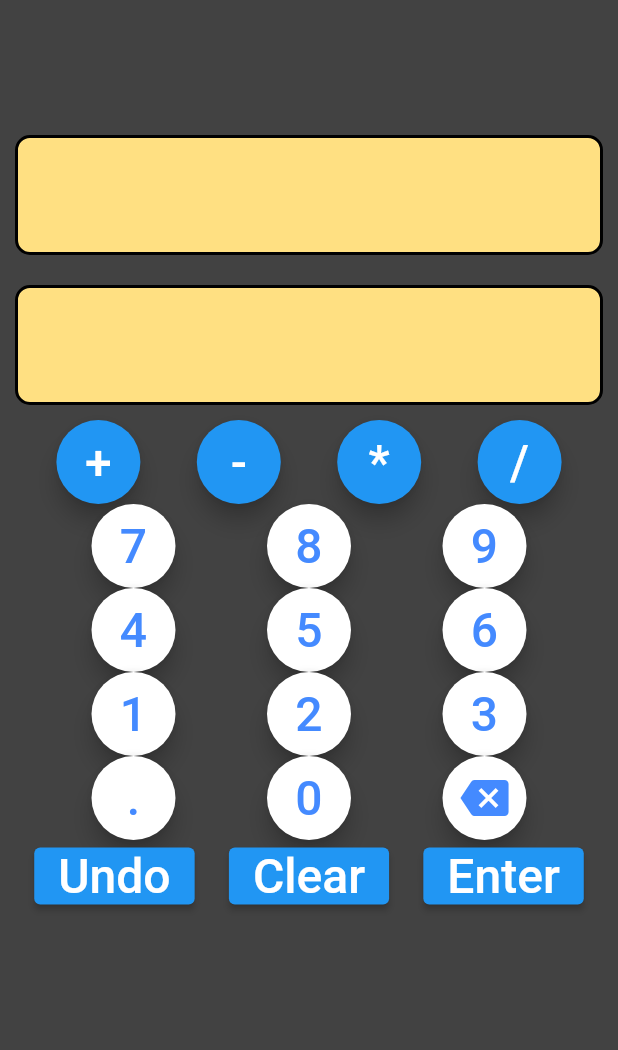
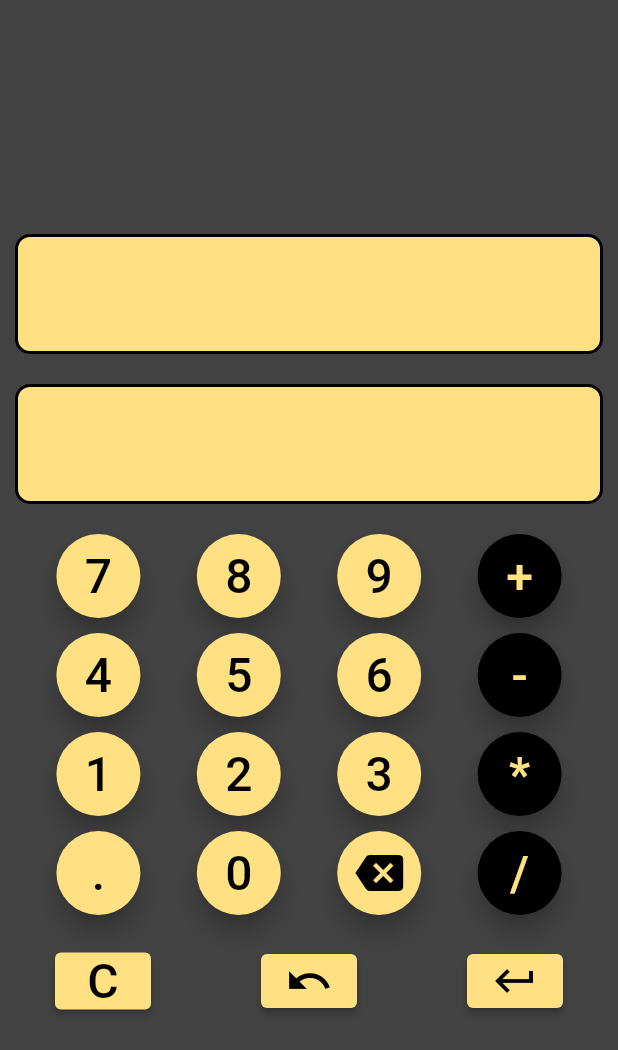
Before and after one commit to Ladam0203/rpn_calculator, a Flutter app: the screen it shows after launch, on a phone screen of 412 x 824 dp. Shown: the top 1050 px of the screen. Run offline on Flutter 3.47's test engine with Material 2 defaults, Android fonts, the phone set to English and light mode, and no system bars.

Commit message:
Finished UI

```diff
--- a/lib/commands.dart
+++ b/lib/commands.dart
@@ -57,7 +57,8 @@ class Enter implements ParameterizedCommand {
   );
 }
 
-class Undo extends Command {
+class Undo extends CheckedCommand {
+  accept(registry) => registry.length > 0;
   execute(state) => State(
     registry: state.history.last(state.registry),
     history: [...state.history.take(state.history.length - 1)],
--- a/lib/rpn_calculator.dart
+++ b/lib/rpn_calculator.dart
@@ -31,9 +31,9 @@ class _RPNCalculatorState extends State<RPNCalculator> {
       ),
       home: Scaffold(
         body: Column(
+          mainAxisAlignment: MainAxisAlignment.center,
           children: [
             //Display registry
-            SizedBox(height: 80),
             Container(
               height: 80,
               margin: EdgeInsets.all(10),
@@ -73,11 +73,44 @@ class _RPNCalculatorState extends State<RPNCalculator> {
                 ),
               ),
             ),
-            //Arithmetic buttons
+            SizedBox(height: 10),
+            //1st Row of Number buttons
             Row(
               mainAxisAlignment: MainAxisAlignment.spaceEvenly,
               children: [
                 FloatingActionButton(
+                  foregroundColor: Colors.black,
+                  backgroundColor: Colors.amber[200],
+                  onPressed: () {
+                    setState(() {
+                      _input = _input + '7';
+                    });
+                  },
+                  child: Text('7', style: TextStyle(fontSize: 32)),
+                ),
+                FloatingActionButton(
+                  foregroundColor: Colors.black,
+                  backgroundColor: Colors.amber[200],
+                  onPressed: () {
+                    setState(() {
+                      _input = _input + '8';
+                    });
+                  },
+                  child: Text('8', style: TextStyle(fontSize: 32)),
+                ),
+                FloatingActionButton(
+                  foregroundColor: Colors.black,
+                  backgroundColor: Colors.amber[200],
+                  onPressed: () {
+                    setState(() {
+                      _input = _input + '9';
+                    });
+                  },
+                  child: Text('9', style: TextStyle(fontSize: 32)),
+                ),
+                FloatingActionButton(
+                  foregroundColor: Colors.amber[200],
+                  backgroundColor: Colors.black,
                   onPressed: () {
                     setState(() {
                       _state = transform(_state, cms.Add());
@@ -85,7 +118,46 @@ class _RPNCalculatorState extends State<RPNCalculator> {
                   },
                   child: Text('+', style: TextStyle(fontSize: 32)),
                 ),
+              ],
+            ),
+            SizedBox(height: 10),
+            //2nd Row of Number buttons
+            Row(
+              mainAxisAlignment: MainAxisAlignment.spaceEvenly,
+              children: [
                 FloatingActionButton(
+                  foregroundColor: Colors.black,
+                  backgroundColor: Colors.amber[200],
+                  onPressed: () {
+                    setState(() {
+                      _input = _input + '4';
+                    });
+                  },
+                  child: Text('4', style: TextStyle(fontSize: 32)),
+                ),
+                FloatingActionButton(
+                  foregroundColor: Colors.black,
+                  backgroundColor: Colors.amber[200],
+                  onPressed: () {
+                    setState(() {
+                      _input = _input + '5';
+                    });
+                  },
+                  child: Text('5', style: TextStyle(fontSize: 32)),
+                ),
+                FloatingActionButton(
+                  foregroundColor: Colors.black,
+                  backgroundColor: Colors.amber[200],
+                  onPressed: () {
+                    setState(() {
+                      _input = _input + '6';
+                    });
+                  },
+                  child: Text('6', style: TextStyle(fontSize: 32)),
+                ),
+                FloatingActionButton(
+                  foregroundColor: Colors.amber[200],
+                  backgroundColor: Colors.black,
                   onPressed: () {
                     setState(() {
                       _state = transform(_state, cms.Subtract());
@@ -93,7 +165,47 @@ class _RPNCalculatorState extends State<RPNCalculator> {
                   },
                   child: Text('-', style: TextStyle(fontSize: 32)),
                 ),
+
+              ],
+            ),
+            SizedBox(height: 10),
+            //3rd Row of Number buttons
+            Row(
+              mainAxisAlignment: MainAxisAlignment.spaceEvenly,
+              children: [
                 FloatingActionButton(
+                  foregroundColor: Colors.black,
+                  backgroundColor: Colors.amber[200],
+                  onPressed: () {
+                    setState(() {
+                      _input = _input + '1';
+                    });
+                  },
+                  child: Text('1', style: TextStyle(fontSize: 32)),
+                ),
+                FloatingActionButton(
+                  foregroundColor: Colors.black,
+                  backgroundColor: Colors.amber[200],
+                  onPressed: () {
+                    setState(() {
+                      _input = _input + '2';
+                    });
+                  },
+                  child: Text('2', style: TextStyle(fontSize: 32)),
+                ),
+                FloatingActionButton(
+                  foregroundColor: Colors.black,
+                  backgroundColor: Colors.amber[200],
+                  onPressed: () {
+                    setState(() {
+                      _input = _input + '3';
+                    });
+                  },
+                  child: Text('3', style: TextStyle(fontSize: 32)),
+                ),
+                FloatingActionButton(
+                  foregroundColor: Colors.amber[200],
+                  backgroundColor: Colors.black,
                   onPressed: () {
                     setState(() {
                       _state = transform(_state, cms.Multiply());
@@ -101,7 +213,46 @@ class _RPNCalculatorState extends State<RPNCalculator> {
                   },
                   child: Text('*', style: TextStyle(fontSize: 32)),
                 ),
+              ],
+            ),
+            SizedBox(height: 10),
+            //4th Row of Number buttons
+            Row(
+              mainAxisAlignment: MainAxisAlignment.spaceEvenly,
+              children: [
                 FloatingActionButton(
+                  foregroundColor: Colors.black,
+                  backgroundColor: Colors.amber[200],
+                  onPressed: () {
+                    setState(() {
+                      _input = _input + '.';
+                    });
+                  },
+                  child: Text('.', style: TextStyle(fontSize: 32)),
+                ),
+                FloatingActionButton(
+                  foregroundColor: Colors.black,
+                  backgroundColor: Colors.amber[200],
+                  onPressed: () {
+                    setState(() {
+                      _input = _input + '0';
+                    });
+                  },
+                  child: Text('0', style: TextStyle(fontSize: 32)),
+                ),
+                FloatingActionButton(
+                  foregroundColor: Colors.black,
+                  backgroundColor: Colors.amber[200],
+                  onPressed: () {
+                    setState(() {
+                      _input = _input.substring(0, _input.length - 1);
+                    });
+                  },
+                  child: Icon(Icons.backspace, size: 32),
+                ),
+                FloatingActionButton(
+                  foregroundColor: Colors.amber[200],
+                  backgroundColor: Colors.black,
                   onPressed: () {
                     setState(() {
                       _state = transform(_state, cms.Divide());
@@ -111,163 +262,11 @@ class _RPNCalculatorState extends State<RPNCalculator> {
                 ),
               ],
             ),
-            //1st Row of Number buttons
-            Row(
-              mainAxisAlignment: MainAxisAlignment.spaceEvenly,
-              children: [
-                FloatingActionButton(
-                  foregroundColor: Colors.blueAccent,
-                  backgroundColor: Colors.white,
-                  onPressed: () {
-                    setState(() {
-                      _input = _input + '7';
-                    });
-                  },
-                  child: Text('7', style: TextStyle(fontSize: 32)),
-                ),
-                FloatingActionButton(
-                  foregroundColor: Colors.blueAccent,
-                  backgroundColor: Colors.white,
-                  onPressed: () {
-                    setState(() {
-                      _input = _input + '8';
-                    });
-                  },
-                  child: Text('8', style: TextStyle(fontSize: 32)),
-                ),
-                FloatingActionButton(
-                  foregroundColor: Colors.blueAccent,
-                  backgroundColor: Colors.white,
-                  onPressed: () {
-                    setState(() {
-                      _input = _input + '9';
-                    });
-                  },
-                  child: Text('9', style: TextStyle(fontSize: 32)),
-                ),
-              ],
-            ),
-            //2nd Row of Number buttons
-            Row(
-              mainAxisAlignment: MainAxisAlignment.spaceEvenly,
-              children: [
-                FloatingActionButton(
-                  foregroundColor: Colors.blueAccent,
-                  backgroundColor: Colors.white,
-                  onPressed: () {
-                    setState(() {
-                      _input = _input + '4';
-                    });
-                  },
-                  child: Text('4', style: TextStyle(fontSize: 32)),
-                ),
-                FloatingActionButton(
-                  foregroundColor: Colors.blueAccent,
-                  backgroundColor: Colors.white,
-                  onPressed: () {
-                    setState(() {
-                      _input = _input + '5';
-                    });
-                  },
-                  child: Text('5', style: TextStyle(fontSize: 32)),
-                ),
-                FloatingActionButton(
-                  foregroundColor: Colors.blueAccent,
-                  backgroundColor: Colors.white,
-                  onPressed: () {
-                    setState(() {
-                      _input = _input + '6';
-                    });
-                  },
-                  child: Text('6', style: TextStyle(fontSize: 32)),
-                ),
-              ],
-            ),
-            //3rd Row of Number buttons
-            Row(
-              mainAxisAlignment: MainAxisAlignment.spaceEvenly,
-              children: [
-                FloatingActionButton(
-                  foregroundColor: Colors.blueAccent,
-                  backgroundColor: Colors.white,
-                  onPressed: () {
-                    setState(() {
-                      _input = _input + '1';
-                    });
-                  },
-                  child: Text('1', style: TextStyle(fontSize: 32)),
-                ),
-                FloatingActionButton(
-                  foregroundColor: Colors.blueAccent,
-                  backgroundColor: Colors.white,
-                  onPressed: () {
-                    setState(() {
-                      _input = _input + '2';
-                    });
-                  },
-                  child: Text('2', style: TextStyle(fontSize: 32)),
-                ),
-                FloatingActionButton(
-                  foregroundColor: Colors.blueAccent,
-                  backgroundColor: Colors.white,
-                  onPressed: () {
-                    setState(() {
-                      _input = _input + '3';
-                    });
-                  },
-                  child: Text('3', style: TextStyle(fontSize: 32)),
-                ),
-              ],
-            ),
-            //4th Row of Number buttons
-            Row(
-              mainAxisAlignment: MainAxisAlignment.spaceEvenly,
-              children: [
-                FloatingActionButton(
-                  foregroundColor: Colors.blueAccent,
-                  backgroundColor: Colors.white,
-                  onPressed: () {
-                    setState(() {
-                      _input = _input + '.';
-                    });
-                  },
-                  child: Text('.', style: TextStyle(fontSize: 32)),
-                ),
-                FloatingActionButton(
-                  foregroundColor: Colors.blueAccent,
-                  backgroundColor: Colors.white,
-                  onPressed: () {
-                    setState(() {
-                      _input = _input + '0';
-                    });
-                  },
-                  child: Text('0', style: TextStyle(fontSize: 32)),
-                ),
-                FloatingActionButton(
-                  foregroundColor: Colors.blueAccent,
-                  backgroundColor: Colors.white,
-                  onPressed: () {
-                    setState(() {
-                      _input = _input.substring(0, _input.length - 1);
-                    });
-                  },
-                  child: Icon(Icons.backspace, size: 32),
-                ),
-              ],
-            ),
+            SizedBox(height: 20),
             //RPN Buttons
             Row(
-              mainAxisAlignment: MainAxisAlignment.spaceEvenly,
+              mainAxisAlignment: MainAxisAlignment.spaceAround,
               children: [
-                //Undo button
-                ElevatedButton(
-                  onPressed: () {
-                    setState(() {
-                      _state = transform(_state, cms.Undo());
-                    });
-                  },
-                  child: Text('Undo', style: TextStyle(fontSize: 32)),
-                ),
                 //Clear button
                 ElevatedButton(
                   onPressed: () {
@@ -276,7 +275,24 @@ class _RPNCalculatorState extends State<RPNCalculator> {
                       _input = '';
                     });
                   },
-                  child: Text('Clear', style: TextStyle(fontSize: 32)),
+                  style: ElevatedButton.styleFrom(
+                    backgroundColor: Colors.amber[200],
+                    foregroundColor: Colors.black,
+                  ),
+                  child: Text('C', style: TextStyle(fontSize: 32)),
+                ),
+                //Undo button
+                ElevatedButton(
+                  onPressed: () {
+                    setState(() {
+                      _state = transform(_state, cms.Undo());
+                    });
+                  },
+                  style: ElevatedButton.styleFrom(
+                    backgroundColor: Colors.amber[200],
+                    foregroundColor: Colors.black,
+                  ),
+                  child: Icon(Icons.undo, size: 32),
                 ),
                 //Add button
                 ElevatedButton(
@@ -286,7 +302,11 @@ class _RPNCalculatorState extends State<RPNCalculator> {
                       _input = '';
                     });
                   },
-                  child: Text('Enter', style: TextStyle(fontSize: 32)),
+                  style: ElevatedButton.styleFrom(
+                    backgroundColor: Colors.amber[200],
+                    foregroundColor: Colors.black,
+                  ),
+                  child: Icon(Icons.keyboard_return, size: 32),
                 ),
               ],
             )
```
